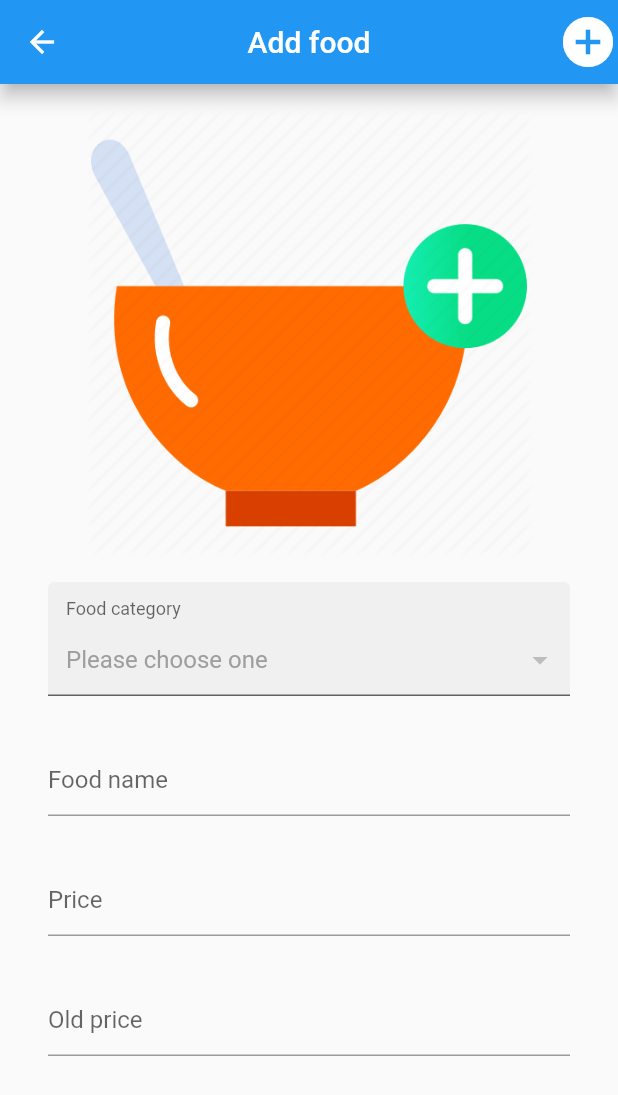
After one commit to sithiphone/moic_firebase_app, a Flutter app: the AddFood screen opened by its route, after a tap on the "add circle" icon, on a phone screen of 412 x 824 dp. The commit adds this screen. Shown: the top 1095 px of the screen. Run offline on Flutter 3.47's test engine with Material 2 defaults, Android fonts, the phone set to English and light mode, and no system bars; drawn by our look-alikes of dropdown_formfield; our stand-ins replace cloud_firestore, firebase_auth, firebase_storage, image_picker, modal_progress_hud; accounts and stored records are empty.

Commit message:
Add new food

```diff
--- a/lib/main.dart
+++ b/lib/main.dart
@@ -2,6 +2,8 @@ import 'package:flutter/material.dart';
 import 'package:moic_firebase_app/screens/category/addCategory.dart';
 import 'package:moic_firebase_app/screens/category/categoryHome.dart';
 import 'package:moic_firebase_app/screens/dashboard.dart';
+import 'package:moic_firebase_app/screens/food/addFood.dart';
+import 'package:moic_firebase_app/screens/food/foodHome.dart';
 import 'package:moic_firebase_app/screens/home.dart';
 import 'package:moic_firebase_app/screens/login.dart';
 import 'package:moic_firebase_app/screens/resetpw.dart';
@@ -23,5 +25,7 @@ void main() => runApp(MaterialApp(
     EditTask.id : (context) => EditTask(),
     CategoryHome.id : (context) => CategoryHome(),
     AddCategory.id : (context) => AddCategory(),
+    FoodHome.id : (contex) => FoodHome(),
+    AddFood.id : (context) => AddFood(),
   },
 ));
--- /dev/null
+++ b/lib/models/category.dart
@@ -0,0 +1,9 @@
+class Category{
+  var docid, name, created_at;
+  Category({this.docid, this.name, this.created_at});
+
+  @override
+  String toString() {
+    return "DocID: $docid, Name: $name, Created_at: $created_at";
+  }
+}
--- /dev/null
+++ b/lib/models/food.dart
@@ -0,0 +1,11 @@
+class Food {
+  var docid, name, price, old_price, photo, created_at;
+
+  Food({this.docid, this.name, this.photo, this.price});
+
+  @override
+  String toString() {
+    // TODO: implement toString
+    return "DocID: $docid, Name: $name, Price: $price, Photo: $photo";
+  }
+}
--- a/lib/screens/AppDrawer.dart
+++ b/lib/screens/AppDrawer.dart
@@ -1,5 +1,6 @@
 import 'package:flutter/material.dart';
 import 'package:moic_firebase_app/screens/category/categoryHome.dart';
+import 'package:moic_firebase_app/screens/food/foodHome.dart';
 import 'package:moic_firebase_app/screens/todo/todoHome.dart';
 
 class AppDrawer extends StatelessWidget {
@@ -32,6 +33,7 @@ class AppDrawer extends StatelessWidget {
           ),
           _createDrawerItem(Icons.exit_to_app, "TODO App", () => Navigator.pushNamed(context, TodoHome.id)),
           _createDrawerItem(Icons.group_work, "Categories", () => Navigator.pushNamed(context, CategoryHome.id)),
+          _createDrawerItem(Icons.fastfood, "Foods", () => Navigator.pushNamed(context, FoodHome.id)),
 
         ],
       ),
--- a/lib/screens/category/categoryHome.dart
+++ b/lib/screens/category/categoryHome.dart
@@ -10,7 +10,6 @@ class CategoryHome extends StatefulWidget {
 
 class _CategoryHomeState extends State<CategoryHome> {
   Firestore firestore = Firestore.instance;
-
 
   @override
   Widget build(BuildContext context) {
--- /dev/null
+++ b/lib/screens/food/addFood.dart
@@ -0,0 +1,191 @@
+import 'dart:io';
+
+import 'package:cloud_firestore/cloud_firestore.dart';
+import 'package:dropdown_formfield/dropdown_formfield.dart';
+import 'package:firebase_storage/firebase_storage.dart';
+import 'package:flutter/material.dart';
+import 'package:image_picker/image_picker.dart';
+import 'package:path/path.dart';
+
+class AddFood extends StatefulWidget {
+  static String id = "add_food_screen";
+  @override
+  _AddFoodState createState() => _AddFoodState();
+}
+
+
+class _AddFoodState extends State<AddFood> {
+  File _image;
+  String filename, name, price, old_price;
+  Firestore firestore = Firestore.instance;
+  Map<String, String> category = new Map<String, String>();
+  List<Map> categories = List<Map>();
+  String _selectedCategory;
+
+  @override
+  void initState() {
+    // TODO: implement initState
+    getCategory();
+  }
+
+  @override
+  Widget build(BuildContext context) {
+    return Scaffold(
+      appBar: AppBar(
+        title: Text("Add food"),
+        centerTitle: true,
+        elevation: 5.0,
+        actions: [
+          IconButton(
+            icon: Icon(Icons.add_circle, color: Colors.white, size: 40.0,),
+            onPressed: () async {
+              String photoUrl = await resizeAndUploadImageToFirestorage(_image);
+              firestore.collection('foods').add({
+                'category' : _selectedCategory,
+                'name' : name,
+                'price' : price,
+                'oldprice' : old_price,
+                'photo' : photoUrl,
+                'filename' : filename,
+                'crated_at' : Timestamp.now()
+              }).then((value) => Navigator.pop(context));
+            },
+          ),
+        ],
+      ),
+      body: SafeArea(
+        child: Container(
+          padding: EdgeInsets.all(16.0),
+          child: Column(
+            crossAxisAlignment: CrossAxisAlignment.center,
+            children: [
+              _image != null? Container(
+                height: 300.0,
+                child: Image.file(_image),
+              ) :_imageFood(),
+              _categoryDropdown(),
+              _textFieldName(),
+              _textFieldPice(),
+              _textFieldOldPice(),
+            ],
+          ),
+        ),
+      ),
+    );
+  }
+
+  Widget _imageFood() {
+    return InkWell(
+      onTap: getImage,
+      child: Container(
+        alignment: Alignment.center,
+        height: 300.0,
+        child: Image.asset("assets/addfood.png"),
+      ),
+    );
+  }
+
+  Future getImage() async {
+    var image = await ImagePicker.pickImage(source: ImageSource.gallery);
+    setState(() {
+      _image = image;
+      filename = basename(_image.path);
+    });
+  }
+
+  Future getCategory() async {
+    Future<QuerySnapshot> querySnapshot = firestore.collection('categories').getDocuments();
+    querySnapshot.then((data) =>
+      data.documents.forEach((val) {
+        category = { 'display': val['name'], 'value': val.documentID,};
+        print(category);
+        setState(() {
+          categories.add(category);
+        });
+      })
+    );
+  }
+
+  Widget _categoryDropdown() {
+    return Container(
+      padding: EdgeInsets.all(16.0),
+      child: DropDownFormField(
+        titleText: 'Food category',
+        hintText: 'Please choose one',
+        value: _selectedCategory,
+        onChanged: (value){
+          setState(() {
+            _selectedCategory = value;
+          });
+        },
+        onSaved: (value){
+          setState(() {
+            _selectedCategory = value;
+          });
+        },
+        dataSource: categories,
+        textField: 'display',
+        valueField: 'value',
+      ),
+    );
+  }
+
+  Widget _textFieldName() {
+    return Container(
+      padding: EdgeInsets.all(16.0),
+      child: TextField(
+        keyboardType: TextInputType.text,
+        decoration: InputDecoration(
+          hintText: 'Food name'
+        ),
+        onChanged: (value){
+          name = value;
+        },
+      ),
+    );
+  }
+
+  Widget _textFieldPice() {
+    return Container(
+      padding: EdgeInsets.all(16.0),
+      child: TextField(
+        keyboardType: TextInputType.number,
+        decoration: InputDecoration(
+            hintText: 'Price'
+        ),
+        onChanged: (value){
+          price = value;
+        },
+      ),
+    );
+  }
+
+  Widget _textFieldOldPice() {
+    return Container(
+      padding: EdgeInsets.all(16.0),
+      child: TextField(
+        keyboardType: TextInputType.number,
+        decoration: InputDecoration(
+            hintText: 'Old price'
+        ),
+        onChanged: (value){
+          old_price = value;
+        },
+      ),
+    );
+  }
+
+  resizeAndUploadImageToFirestorage(File file) async{
+    final StorageReference firebaseStorageRef = FirebaseStorage.instance.ref().child(filename);
+//    final tempDir = await getTemporaryDirectory();
+//    final path = tempDir.path;
+//    int rand = new Math.Random().nextInt(100000);
+//    Img.Image image = Img.decodeImage(file.readAsBytesSync());
+//    Img.Image smallerImage = Img.copyResize(image);
+//    var compressedImage = new File('$path/img_$rand.jpg')..writeAsBytesSync(Img.encodeJpg(smallerImage, quality: 85));
+    final StorageUploadTask task = firebaseStorageRef.putFile(file);
+    var url = await(await task.onComplete).ref.getDownloadURL();
+    String photoUrl = url.toString();
+    return photoUrl;
+  }
+}
--- /dev/null
+++ b/lib/screens/food/foodHome.dart
@@ -0,0 +1,34 @@
+import 'package:flutter/material.dart';
+import 'package:moic_firebase_app/screens/AppDrawer.dart';
+import 'package:moic_firebase_app/screens/food/addFood.dart';
+
+class FoodHome extends StatefulWidget {
+  static String id = "food_home_screen";
+  @override
+  _FoodHomeState createState() => _FoodHomeState();
+}
+
+class _FoodHomeState extends State<FoodHome> {
+  @override
+  Widget build(BuildContext context) {
+    return Scaffold(
+      appBar: AppBar(
+        title: Text("Food"),
+        centerTitle: true,
+        elevation: 5.0,
+      ),
+      body: SafeArea(
+        child: Container(
+          padding: EdgeInsets.all(16.0),
+        ),
+      ),
+      drawer: AppDrawer(),
+      floatingActionButton: FloatingActionButton(
+        child: Icon(Icons.add_circle, size: 50.0, color: Colors.white,),
+        onPressed: (){
+          Navigator.pushNamed(context, AddFood.id);
+        },
+      ),
+    );
+  }
+}
--- a/pubspec.yaml
+++ b/pubspec.yaml
@@ -34,6 +34,8 @@ dependencies:
   path_provider: ^1.6.5
   image: ^2.1.14
   modal_progress_hud: ^0.1.3
+  dropdown_formfield: ^0.1.2
+
 
   # The following adds the Cupertino Icons font to your application.
   # Use with the CupertinoIcons class for iOS style icons.
```
Also changed, not shown: assets/addfood.png (added), pubspec.lock.
